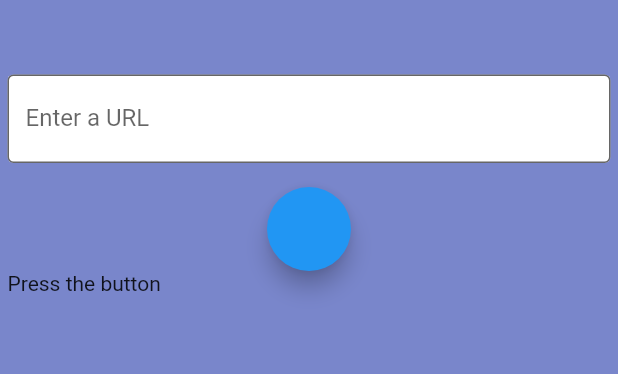
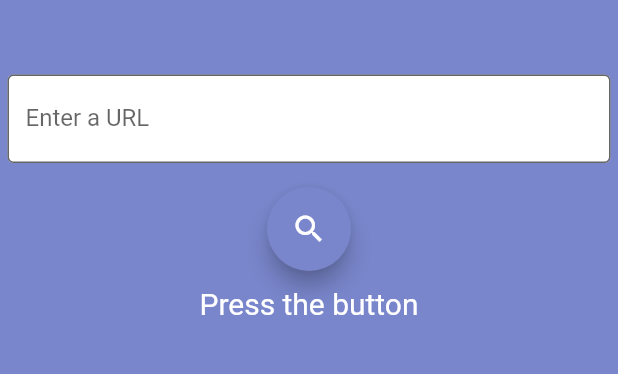
Before and after one commit to Saatvik14/MaliciousURL_App, a Flutter app: the screen it shows after launch, on a phone screen of 412 x 824 dp, the part 611-985 px from its top. Run offline on Flutter 3.47's test engine with Material 2 defaults, Android fonts, the phone set to English and light mode, and no system bars.

Commit message:
App completed

```diff
--- a/lib/api.dart
+++ b/lib/api.dart
@@ -33,7 +33,7 @@ class Album {
 Future<Album> getData(String url) async {
   http.Response response = await http.get(
     Uri.parse(
-        'https://endpoint.apivoid.com/urlrep/v1/pay-as-you-go/?key=f4d8e5ff5f197009e3280548310093646f5a662d&url=$url'),
+        'https://endpoint.apivoid.com/urlrep/v1/pay-as-you-go/?key=74b2e3d2cd6b4f69d1e0ec82223d4b6dcf9443dd&url=$url'),
   );
   if (response.statusCode == 200) {
     print(response.body);
--- a/lib/screen.dart
+++ b/lib/screen.dart
@@ -40,6 +40,7 @@ class _WelcomeState extends State<WelcomeScreen> {
           padding: EdgeInsets.only(top: 20, left: 5, right: 5),
           child: Form(
             key: _formKey,
+            child: SingleChildScrollView(
               child: Column(
                 crossAxisAlignment: CrossAxisAlignment.stretch,
                 children: [
@@ -96,13 +97,39 @@ class _WelcomeState extends State<WelcomeScreen> {
                           score = fetchdata.value;
                         });
                       },
+                      backgroundColor: Colors.indigo[300],
+                      child: const Icon(Icons.search)),
+                  score == null
+                      ? Container(
+                          padding: EdgeInsets.only(top: 10),
+                          child: Text(
+                            "Press the button",
+                            style: TextStyle(
+                              color: Colors.white,
+                              fontSize: 20,
                             ),
-                score == null
-                    ? Text("Press the button")
+                            textAlign: TextAlign.center,
+                          ),
+                        )
                       : score! > 50
-                        ? Text("BAD")
-                        : Text('good'),
+                          ? Container(
+                              padding: EdgeInsets.only(top: 10),
+                              child: Text(
+                                "URL is Bad",
+                                style: TextStyle(
+                                    color: Colors.white, fontSize: 20),
+                                textAlign: TextAlign.center,
+                              ),
+                            )
+                          : Container(
+                              padding: EdgeInsets.only(top: 10),
+                              child: Text('URL is Good',
+                                  style: TextStyle(
+                                      color: Colors.white, fontSize: 20),
+                                  textAlign: TextAlign.center),
+                            ),
                 ],
+              ),
             ),
           ),
         ),
@@ -111,13 +138,6 @@ class _WelcomeState extends State<WelcomeScreen> {
   }
 }
 
-func(int? s) {
-  if (s! > 50) {
-    Text("URL is bad");
-  } else {
-    Text('URL is good');
-  }
-}
 
  /* Future<void> _submitForm() async {
     if (_formKey.currentState!.validate()) {
```
Also changed, not shown: 2 other files. Lines whose indentation alone changed are shown as unchanged.
